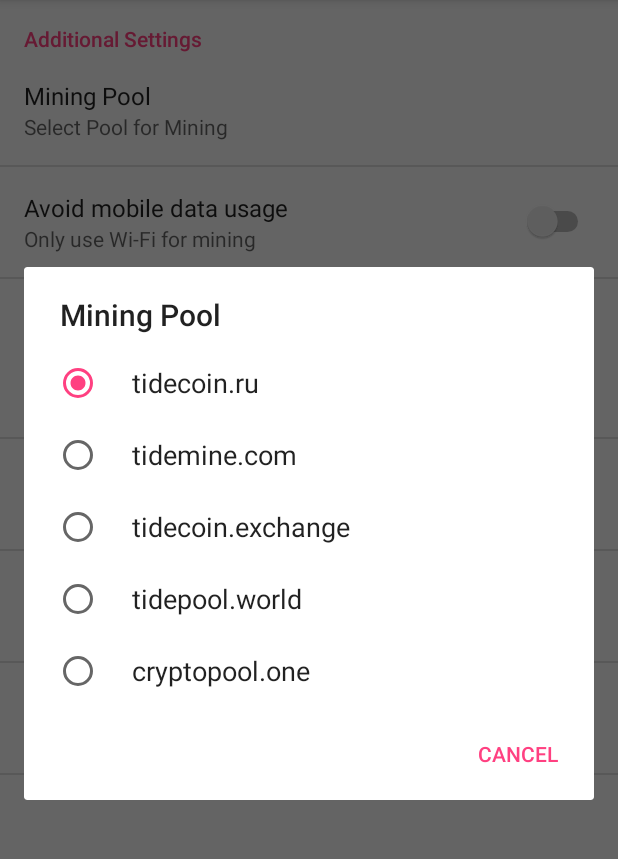
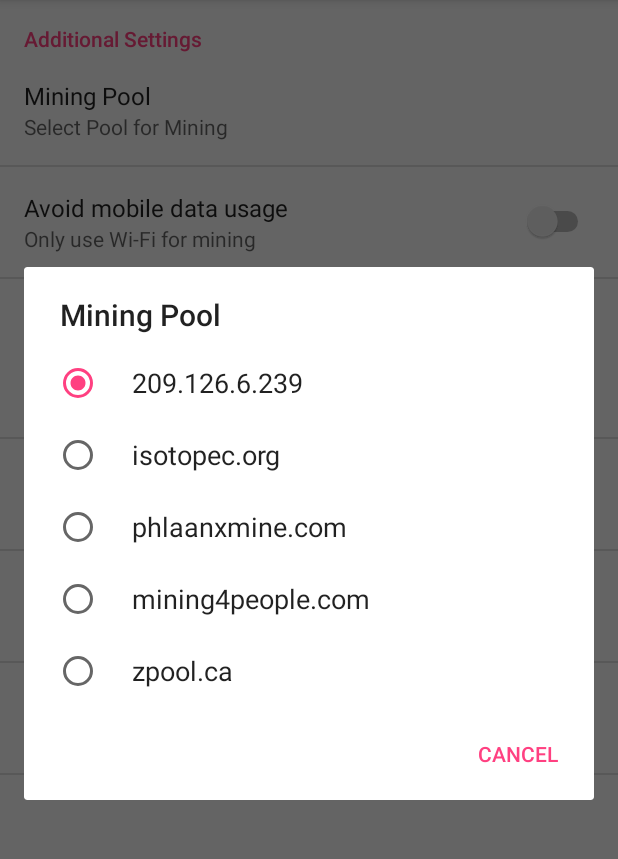
Before and after one commit to IdMineThat/IsotopeC_Android_Miner, an Android app: the fragment SettingsFragment placed in its activity, after a tap on "Mining Pool", on a phone screen of 412 x 824 dp, the part 84-943 px from its top. Run offline under Robolectric (Android 15) with nearby library versions, the phone set to English and light mode, and no system bars.

Commit message:
Update strings.xml

```diff
--- a/app/src/main/res/values/strings.xml
+++ b/app/src/main/res/values/strings.xml
@@ -54,11 +54,11 @@
     </string-array>
 
     <string-array name="pref_mining_pool">
-        <item>tidecoin.ru</item>
-        <item>tidemine.com</item>
-        <item>tidecoin.exchange</item>
-        <item>tidepool.world</item>
-        <item>cryptopool.one</item>
+        <item>209.126.6.239</item>
+        <item>isotopec.org</item>
+        <item>phlaanxmine.com</item>
+        <item>mining4people.com</item>
+        <item>zpool.ca</item>
     </string-array>
 
     <string-array name="cpu_cores_selectable">
```
